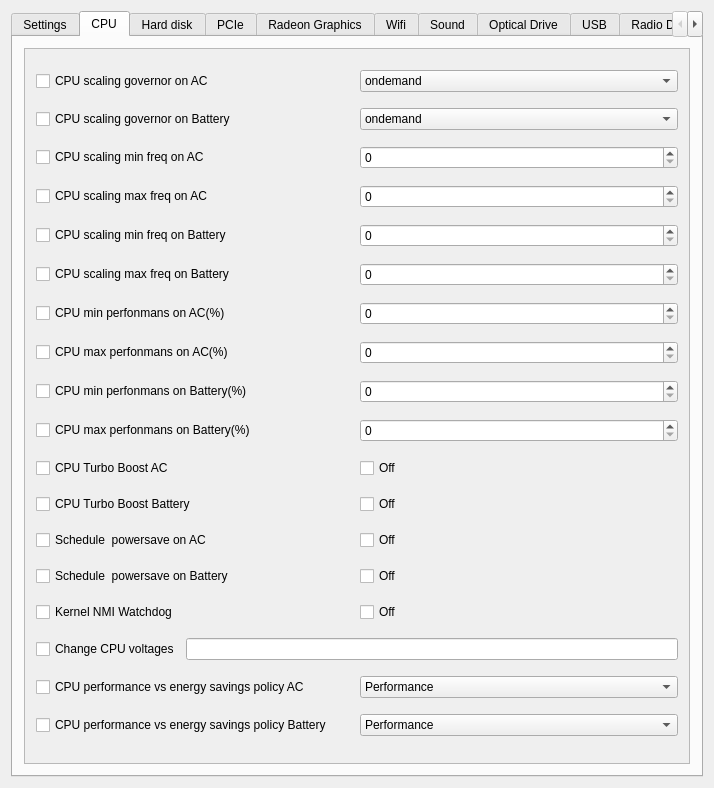
First picture: the form in mainwindow.ui, repository rutku/tlp-qt, before the edit.
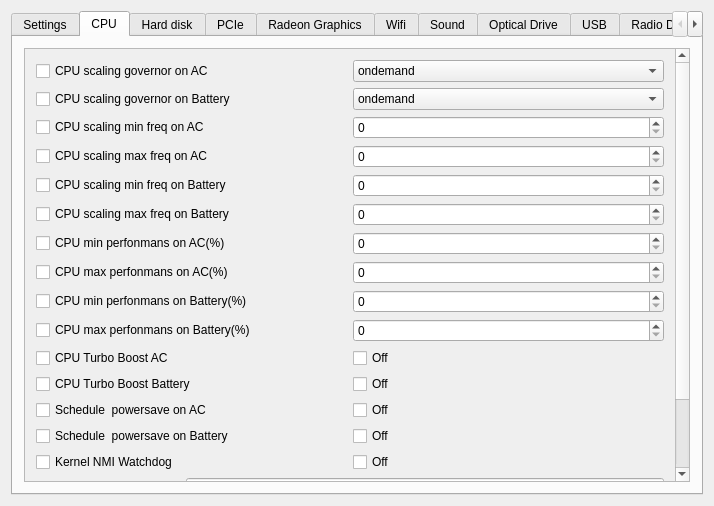
Second picture: the form after the edit. The open tabs and pages were chosen to show the change.

```diff
--- a/mainwindow.ui
+++ b/mainwindow.ui
@@ -7,7 +7,7 @@
     <x>0</x>
     <y>0</y>
     <width>714</width>
-    <height>788</height>
+    <height>506</height>
    </rect>
   </property>
   <property name="windowTitle">
@@ -71,15 +71,15 @@
             <rect>
              <x>0</x>
              <y>0</y>
-             <width>672</width>
-             <height>717</height>
+             <width>658</width>
+             <height>641</height>
             </rect>
            </property>
            <layout class="QVBoxLayout" name="verticalLayout_5">
             <item>
              <layout class="QHBoxLayout" name="horizontalLayout_2">
               <item>
-               <widget class="QCheckBox" name="checkBox">
+               <widget class="QCheckBox" name="cb_cpu_scaling_governor_on_ac">
                 <property name="text">
                  <string>CPU scaling governor on AC</string>
                 </property>
@@ -87,6 +87,9 @@
               </item>
               <item>
                <widget class="QComboBox" name="comboBox">
+                <property name="enabled">
+                 <bool>true</bool>
+                </property>
                 <item>
                  <property name="text">
                   <string>ondemand</string>
@@ -129,7 +132,11 @@
                </widget>
               </item>
               <item>
-               <widget class="QSpinBox" name="spinBox"/>
+               <widget class="QSpinBox" name="spinBox">
+                <property name="maximum">
+                 <number>100</number>
+                </property>
+               </widget>
               </item>
              </layout>
             </item>
@@ -143,7 +150,11 @@
                </widget>
               </item>
               <item>
-               <widget class="QSpinBox" name="spinBox_2"/>
+               <widget class="QSpinBox" name="spinBox_2">
+                <property name="maximum">
+                 <number>100</number>
+                </property>
+               </widget>
               </item>
              </layout>
             </item>
@@ -157,7 +168,11 @@
                </widget>
               </item>
               <item>
-               <widget class="QSpinBox" name="spinBox_3"/>
+               <widget class="QSpinBox" name="spinBox_3">
+                <property name="maximum">
+                 <number>100</number>
+                </property>
+               </widget>
               </item>
              </layout>
             </item>
@@ -171,7 +186,11 @@
                </widget>
               </item>
               <item>
-               <widget class="QSpinBox" name="spinBox_4"/>
+               <widget class="QSpinBox" name="spinBox_4">
+                <property name="maximum">
+                 <number>100</number>
+                </property>
+               </widget>
               </item>
              </layout>
             </item>
@@ -185,7 +204,11 @@
                </widget>
               </item>
               <item>
-               <widget class="QSpinBox" name="spinBox_5"/>
+               <widget class="QSpinBox" name="spinBox_5">
+                <property name="maximum">
+                 <number>100</number>
+                </property>
+               </widget>
               </item>
              </layout>
             </item>
@@ -199,7 +222,11 @@
                </widget>
               </item>
               <item>
-               <widget class="QSpinBox" name="spinBox_6"/>
+               <widget class="QSpinBox" name="spinBox_6">
+                <property name="maximum">
+                 <number>100</number>
+                </property>
+               </widget>
               </item>
              </layout>
             </item>
@@ -213,7 +240,11 @@
                </widget>
               </item>
               <item>
-               <widget class="QSpinBox" name="spinBox_8"/>
+               <widget class="QSpinBox" name="spinBox_8">
+                <property name="maximum">
+                 <number>100</number>
+                </property>
+               </widget>
               </item>
              </layout>
             </item>
@@ -227,7 +258,11 @@
                </widget>
               </item>
               <item>
-               <widget class="QSpinBox" name="spinBox_7"/>
+               <widget class="QSpinBox" name="spinBox_7">
+                <property name="maximum">
+                 <number>100</number>
+                </property>
+               </widget>
               </item>
              </layout>
             </item>
```
Left out of the diff: 48 changed lines with no effect on the pictures.
